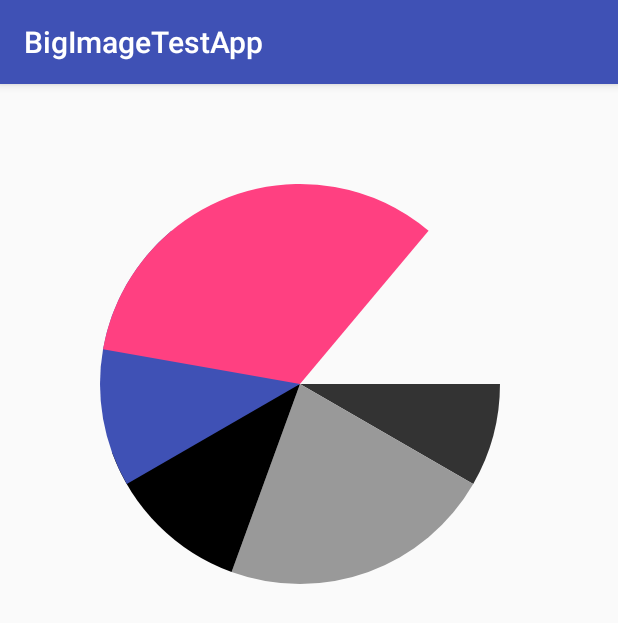
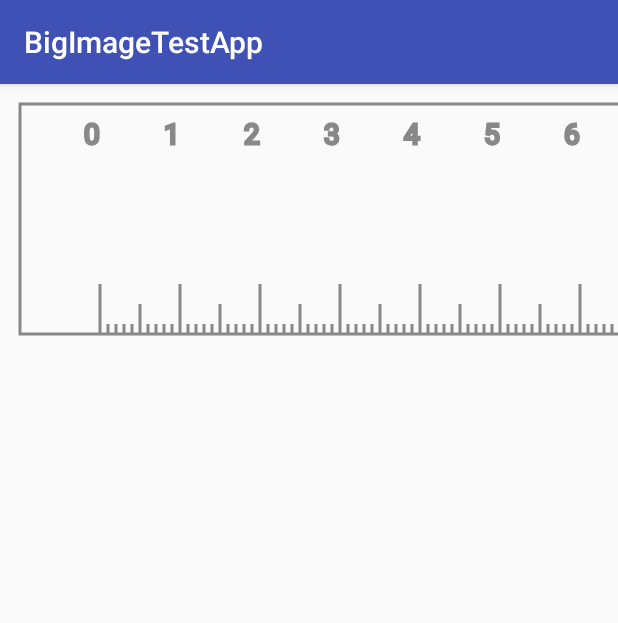
Before and after one commit to ZGaoFei/CustomerViewTest, an Android app: the screen it shows after launch (CanvasActivity before the commit, CanvasTestActivity after it), after a tap on "CANVAS TEST", on a phone screen of 412 x 824 dp. Shown: the top 623 px of the screen. Run offline under Robolectric (Android 15) with nearby library versions, the phone set to English and light mode, and no system bars.

Commit message:
添加自定义View的学习例子

```diff
--- a/app/src/main/AndroidManifest.xml
+++ b/app/src/main/AndroidManifest.xml
@@ -20,7 +20,8 @@
         <activity android:name=".customer.CounterViewActivity" />
         <activity android:name=".mylistview.CustomerListViewActivity" />
         <activity android:name=".customertext.CustomerViewActivity" />
-        <activity android:name=".canvas.CanvasActivity"></activity>
+        <activity android:name=".canvas.CanvasActivity" />
+        <activity android:name=".canvas.CanvasTestActivity"></activity>
     </application>
 
 </manifest>
--- a/app/src/main/java/cn/com/nggirl/bigimagetestapp/MainActivity.java
+++ b/app/src/main/java/cn/com/nggirl/bigimagetestapp/MainActivity.java
@@ -7,6 +7,7 @@ import android.widget.Button;
 
 import cn.com.nggirl.bigimagetestapp.bigimage.BigImageActivity;
 import cn.com.nggirl.bigimagetestapp.canvas.CanvasActivity;
+import cn.com.nggirl.bigimagetestapp.canvas.CanvasTestActivity;
 import cn.com.nggirl.bigimagetestapp.customer.CounterViewActivity;
 import cn.com.nggirl.bigimagetestapp.customertext.CustomerViewActivity;
 import cn.com.nggirl.bigimagetestapp.mylistview.CustomerListViewActivity;
@@ -62,6 +63,14 @@ public class MainActivity extends AppCompatActivity {
             }
         });
 
+        Button btCanvasTest = (Button) findViewById(R.id.bt_skip_canvas_test);
+        btCanvasTest.setOnClickListener(new View.OnClickListener() {
+            @Override
+            public void onClick(View v) {
+                CanvasTestActivity.start(MainActivity.this);
+            }
+        });
+
     }
 
 }
--- /dev/null
+++ b/app/src/main/java/cn/com/nggirl/bigimagetestapp/canvas/CanvasTestActivity.java
@@ -0,0 +1,21 @@
+package cn.com.nggirl.bigimagetestapp.canvas;
+
+import android.content.Context;
+import android.content.Intent;
+import android.os.Bundle;
+import android.support.v7.app.AppCompatActivity;
+
+import cn.com.nggirl.bigimagetestapp.R;
+
+public class CanvasTestActivity extends AppCompatActivity {
+
+    public static void start(Context context) {
+        context.startActivity(new Intent(context, CanvasTestActivity.class));
+    }
+
+    @Override
+    protected void onCreate(Bundle savedInstanceState) {
+        super.onCreate(savedInstanceState);
+        setContentView(R.layout.activity_canvas_test);
+    }
+}
--- /dev/null
+++ b/app/src/main/java/cn/com/nggirl/bigimagetestapp/canvas/viewtest/RulerView.java
@@ -0,0 +1,102 @@
+package cn.com.nggirl.bigimagetestapp.canvas.viewtest;
+
+import android.content.Context;
+import android.graphics.Canvas;
+import android.graphics.Color;
+import android.graphics.Paint;
+import android.support.annotation.Nullable;
+import android.util.AttributeSet;
+import android.view.View;
+
+/**
+ * Created by zhaogaofei on 2017/10/31.
+ */
+
+public class RulerView extends View{
+    private Context mContext;
+
+    private Paint mPaint;
+
+    private int mWidth;
+    private int mHeight;
+
+    public RulerView(Context context) {
+        this(context, null);
+    }
+
+    public RulerView(Context context, @Nullable AttributeSet attrs) {
+        this(context, attrs, 0);
+    }
+
+    public RulerView(Context context, @Nullable AttributeSet attrs, int defStyleAttr) {
+        super(context, attrs, defStyleAttr);
+
+        init(context);
+    }
+
+    private void init(Context context) {
+        mContext = context;
+
+        initPaint();
+    }
+
+    private void initPaint() {
+        mPaint = new Paint();
+        mPaint.setStyle(Paint.Style.STROKE);
+        mPaint.setColor(Color.GRAY);
+        mPaint.setStrokeWidth(3);
+    }
+
+    @Override
+    protected void onSizeChanged(int w, int h, int oldw, int oldh) {
+        super.onSizeChanged(w, h, oldw, oldh);
+        mWidth = w;
+        mHeight = h;
+    }
+
+    @Override
+    protected void onDraw(Canvas canvas) {
+        super.onDraw(canvas);
+
+        drawRect(canvas);
+        drawText(canvas);
+        drawLine(canvas);
+        drawShortLine(canvas);
+    }
+
+    private void drawRect(Canvas canvas) {
+        canvas.drawRect(20, 20, 880, 250, mPaint);
+    }
+
+    private void drawText(Canvas canvas) {
+        canvas.save();
+        mPaint.setTextSize(28);
+        for (int i = 0; i < 10; i++) {
+            canvas.drawText(String.valueOf(i), 84, 60, mPaint);
+            canvas.translate(80, 0);
+        }
+    }
+
+    private void drawLine(Canvas canvas) {
+        canvas.restore();
+        canvas.save();
+        for (int i = 0; i < 10; i++) {
+            canvas.translate(80, 0);
+            canvas.drawLine(20, 200, 20, 250, mPaint);
+        }
+    }
+
+    private void drawShortLine(Canvas canvas) {
+        canvas.restore();
+        canvas.translate(80, 0);
+        for (int i = 1; i < 90; i++) {
+            canvas.translate(8f, 0);
+            if (i % 10 == 0) {
+            } else if (i % 5 == 0 && i % 10 != 0) {
+                canvas.drawLine(20, 220, 20, 250, mPaint);
+            } else {
+                canvas.drawLine(20, 240, 20, 250, mPaint);
+            }
+        }
+    }
+}
--- /dev/null
+++ b/app/src/main/res/layout/activity_canvas_test.xml
@@ -0,0 +1,23 @@
+<?xml version="1.0" encoding="utf-8"?>
+<LinearLayout xmlns:android="http://schemas.android.com/apk/res/android"
+    xmlns:tools="http://schemas.android.com/tools"
+    android:layout_width="match_parent"
+    android:layout_height="match_parent"
+    android:orientation="vertical"
+    tools:context="cn.com.nggirl.bigimagetestapp.canvas.CanvasTestActivity">
+
+    <!--<cn.com.nggirl.bigimagetestapp.canvas.CanvasTestView
+        android:id="@+id/ctv_test"
+        android:layout_width="match_parent"
+        android:layout_height="match_parent" />-->
+
+    <!--<cn.com.nggirl.bigimagetestapp.canvas.viewtest.TimeView
+        android:id="@+id/tv_test"
+        android:layout_width="match_parent"
+        android:layout_height="match_parent" />-->
+
+    <cn.com.nggirl.bigimagetestapp.canvas.viewtest.RulerView
+        android:layout_width="match_parent"
+        android:layout_height="match_parent" />
+
+</LinearLayout>
--- a/build.gradle
+++ b/build.gradle
@@ -5,7 +5,7 @@ buildscript {
         jcenter()
     }
     dependencies {
-        classpath 'com.android.tools.build:gradle:2.3.1'
+        classpath 'com.android.tools.build:gradle:2.3.3'
 
         // NOTE: Do not place your application dependencies here; they belong
         // in the individual module build.gradle files
```
Also changed, not shown: app/src/main/java/cn/com/nggirl/bigimagetestapp/canvas/CanvasTestView.java (added, +255 -0 lines), app/src/main/java/cn/com/nggirl/bigimagetestapp/canvas/viewtest/TimeView.java (added, +108 -0 lines), app/src/main/res/layout/activity_main.xml (+19 -0 lines).
